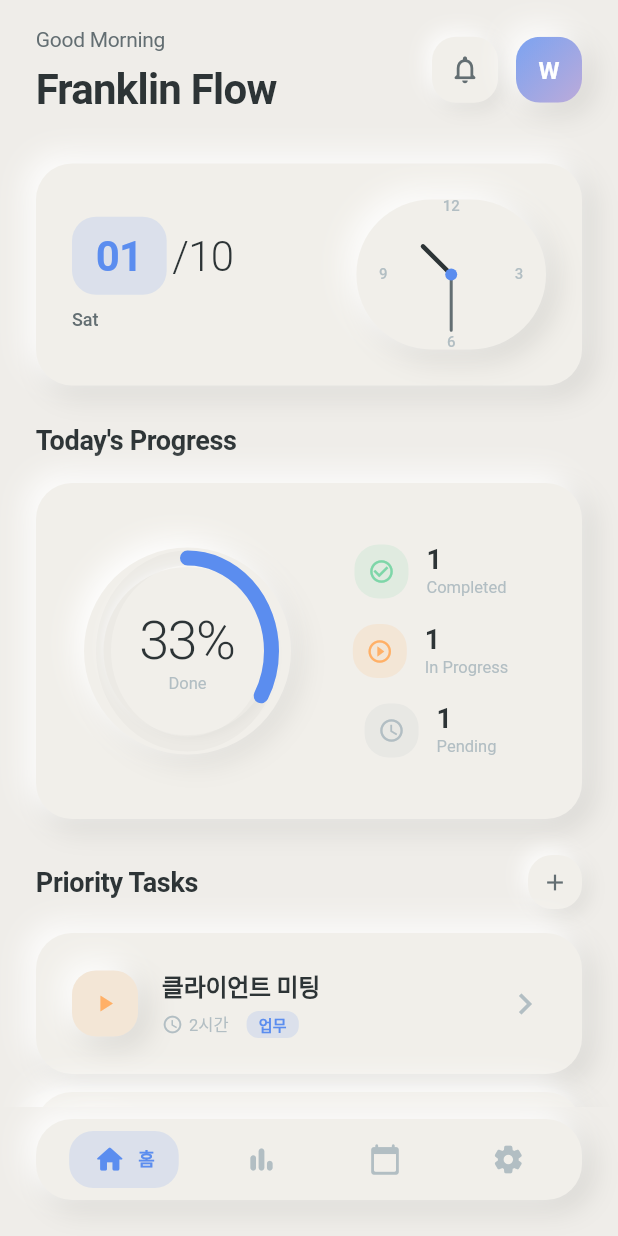
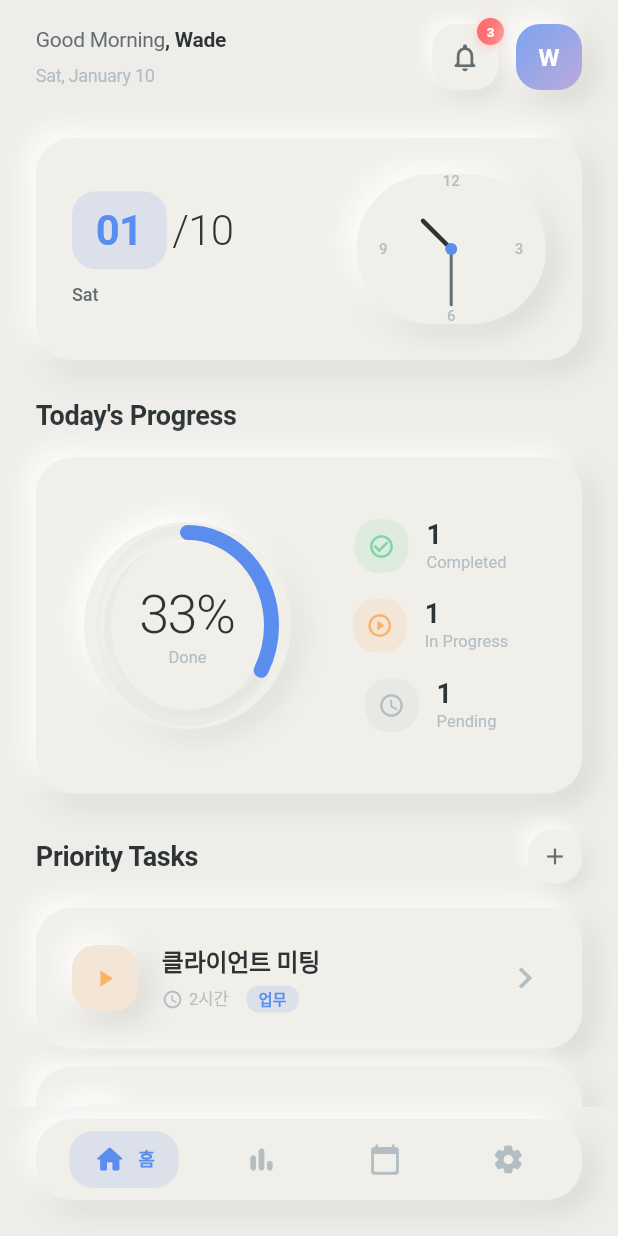
Before and after one commit to buelmanager/franklin_flow, a Flutter app: the screen it shows after launch, on a phone screen of 412 x 824 dp. Run offline on Flutter 3.47's test engine with Material 3 defaults, Android fonts, the light colour scheme and no system bars.

Commit message:
design:헤더 디자인 수정

```diff
--- a/lib/features/home/screens/home_screen.dart
+++ b/lib/features/home/screens/home_screen.dart
@@ -176,8 +176,10 @@ class _HomeScreenState extends State<HomeScreen> {
           children: [
             const SizedBox(height: AppSizes.spaceL),
 
-            // 헤더
+            // 헤더 (개선 버전)
             HomeHeader(
+              userName: 'Wade', // TODO: 실제 사용자 이름으로 변경
+              notificationCount: 3, // TODO: 실제 알림 개수로 변경
               onNotificationTap: _handleNotificationTap,
               onProfileTap: _handleProfileTap,
             ),
--- a/lib/features/home/widgets/home_header.dart
+++ b/lib/features/home/widgets/home_header.dart
@@ -4,27 +4,48 @@ import 'package:flutter/material.dart';
 import '../../../core/core.dart';
 
 /// ═══════════════════════════════════════════════════════════════════════════
-/// 홈 화면 헤더 위젯
+/// 홈 화면 헤더 위젯 (개선 버전)
 /// ═══════════════════════════════════════════════════════════════════════════
 ///
-/// 인사말, 앱 타이틀, 알림 버튼, 프로필 아바타 포함
+/// 사용자 이름, 날짜, 알림 버튼, 프로필 아바타 포함
+/// "Franklin Flow" 타이틀 제거 및 레이아웃 개선
 /// ═══════════════════════════════════════════════════════════════════════════
 
 class HomeHeader extends StatelessWidget {
   final VoidCallback? onNotificationTap;
   final VoidCallback? onProfileTap;
 
-  const HomeHeader({Key? key, this.onNotificationTap, this.onProfileTap})
-    : super(key: key);
+  /// 사용자 이름 (기본값: "Wade")
+  final String? userName;
+
+  /// 알림 뱃지 숫자 (0이면 표시 안함)
+  final int notificationCount;
+
+  const HomeHeader({
+    Key? key,
+    this.onNotificationTap,
+    this.onProfileTap,
+    this.userName,
+    this.notificationCount = 0,
+  }) : super(key: key);
 
   @override
   Widget build(BuildContext context) {
+    AppLogger.d('HomeHeader build', tag: 'HomeHeader');
+
+    final now = DateTime.now();
+    final displayName = userName ?? 'Wade';
+
     return Row(
       mainAxisAlignment: MainAxisAlignment.spaceBetween,
       children: [
-        // 인사말 & 타이틀
-        Column(
+        // 인사말 & 날짜 정보
+        Expanded(
+          child: Column(
             crossAxisAlignment: CrossAxisAlignment.start,
+            children: [
+              // 인사말 + 사용자 이름
+              Row(
                 children: [
                   Text(
                     AppStrings.getGreeting(),
@@ -32,14 +53,45 @@ class HomeHeader extends StatelessWidget {
                       color: AppColors.textSecondary,
                     ),
                   ),
+                  Text(
+                    ', $displayName',
+                    style: AppTextStyles.bodyM.copyWith(
+                      color: AppColors.textPrimary,
+                      fontWeight: FontWeight.w600,
+                    ),
+                  ),
+                ],
+              ),
               const SizedBox(height: AppSizes.spaceXS),
-            Text(AppStrings.appName, style: AppTextStyles.heading1),
+              // 날짜 정보
+              Text(
+                _formatDate(now),
+                style: AppTextStyles.bodyS.copyWith(
+                  color: AppColors.textTertiary,
+                ),
+              ),
             ],
+          ),
         ),
         // 버튼 영역
         Row(
           children: [
-            // 알림 버튼
+            // 알림 버튼 (뱃지 포함)
+            _buildNotificationButton(),
+            const SizedBox(width: AppSizes.spaceM),
+            // 프로필 아바타
+            _buildProfileAvatar(displayName),
+          ],
+        ),
+      ],
+    );
+  }
+
+  /// 알림 버튼 (뱃지 포함)
+  Widget _buildNotificationButton() {
+    return Stack(
+      clipBehavior: Clip.none,
+      children: [
         NeumorphicButton.icon(
           icon: Icons.notifications_none_rounded,
           onTap: () {
@@ -48,9 +100,45 @@ class HomeHeader extends StatelessWidget {
           },
           logTag: 'NotificationBtn',
         ),
-            const SizedBox(width: AppSizes.spaceM),
-            // 프로필 아바타
-            GestureDetector(
+        // 뱃지
+        if (notificationCount > 0)
+          Positioned(
+            right: -4,
+            top: -4,
+            child: Container(
+              padding: const EdgeInsets.all(4),
+              decoration: BoxDecoration(
+                color: AppColors.accentRed,
+                shape: BoxShape.circle,
+                boxShadow: [
+                  BoxShadow(
+                    color: AppColors.accentRed.withOpacity(0.3),
+                    blurRadius: 4,
+                    offset: const Offset(0, 2),
+                  ),
+                ],
+              ),
+              constraints: const BoxConstraints(minWidth: 18, minHeight: 18),
+              child: Center(
+                child: Text(
+                  notificationCount > 9 ? '9+' : '$notificationCount',
+                  style: AppTextStyles.labelS.copyWith(
+                    color: Colors.white,
+                    fontSize: 9,
+                    fontWeight: FontWeight.w600,
+                    height: 1,
+                  ),
+                ),
+              ),
+            ),
+          ),
+      ],
+    );
+  }
+
+  /// 프로필 아바타
+  Widget _buildProfileAvatar(String displayName) {
+    return GestureDetector(
       onTap: () {
         AppLogger.ui('Profile tapped', screen: 'HomeHeader');
         onProfileTap?.call();
@@ -75,19 +163,50 @@ class HomeHeader extends StatelessWidget {
             ),
             child: Center(
               child: Text(
-                        'W',
-                        style: AppTextStyles.heading4.copyWith(
-                          color: Colors.white,
+                _getInitials(displayName),
+                style: AppTextStyles.heading4.copyWith(color: Colors.white),
               ),
             ),
           ),
         ),
       ),
-              ),
-            ),
-          ],
-        ),
-      ],
     );
   }
+
+  /// 날짜 포맷팅 (예: "Friday, January 10")
+  String _formatDate(DateTime date) {
+    final weekday = AppStrings.getWeekday(date.weekday);
+    final months = [
+      'January',
+      'February',
+      'March',
+      'April',
+      'May',
+      'June',
+      'July',
+      'August',
+      'September',
+      'October',
+      'November',
+      'December',
+    ];
+    final month = months[date.month - 1];
+    final day = date.day;
+
+    return '$weekday, $month $day';
   }
+
+  /// 사용자 이름에서 이니셜 추출 (예: "Wade Wilson" -> "W")
+  String _getInitials(String name) {
+    if (name.isEmpty) return 'U';
+
+    final parts = name.trim().split(' ');
+    if (parts.length >= 2) {
+      // 두 단어 이상이면 첫 글자만 (예: Wade Wilson -> W)
+      return parts[0][0].toUpperCase();
+    }
+
+    // 한 단어면 첫 글자
+    return name[0].toUpperCase();
+  }
+}
```
Lines whose indentation alone changed are shown as unchanged.
